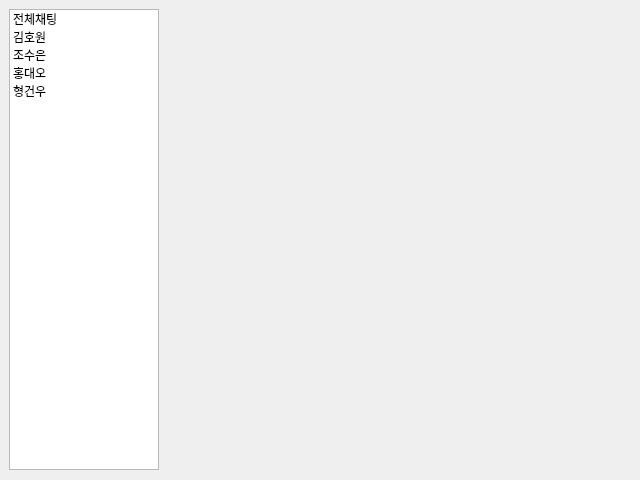
This is DentixServer/chatlogform.ui in sueun-jo/2ndmini_dentix as Qt 5 draws it before an edit. The edited form follows.
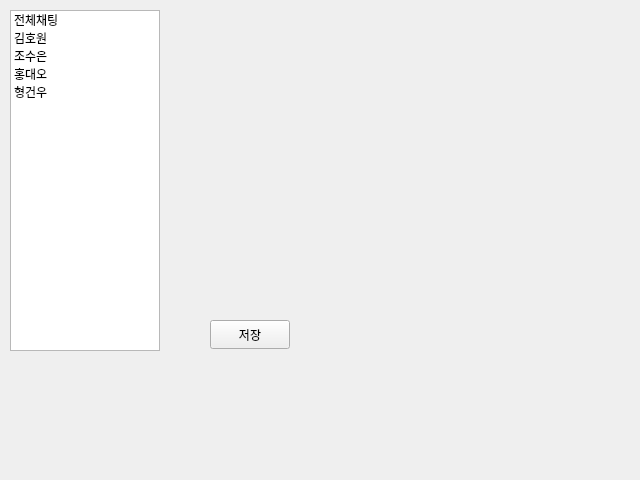
This is the edited form.

```diff
--- a/DentixServer/chatlogform.ui
+++ b/DentixServer/chatlogform.ui
@@ -13,11 +13,24 @@
   <property name="windowTitle">
    <string>Form</string>
   </property>
+  <widget class="QPushButton" name="saveButton">
+   <property name="geometry">
+    <rect>
+     <x>210</x>
+     <y>320</y>
+     <width>80</width>
+     <height>29</height>
+    </rect>
+   </property>
+   <property name="text">
+    <string>저장</string>
+   </property>
+  </widget>
   <widget class="QLabel" name="chatTitle">
    <property name="geometry">
     <rect>
-     <x>166</x>
-     <y>10</y>
+     <x>170</x>
+     <y>20</y>
      <width>461</width>
      <height>20</height>
     </rect>
@@ -26,18 +39,15 @@
     <string/>
    </property>
   </widget>
-  <widget class="QWidget" name="">
-   <property name="geometry">
-    <rect>
-     <x>9</x>
-     <y>9</y>
-     <width>621</width>
-     <height>461</height>
-    </rect>
-   </property>
-   <layout class="QGridLayout" name="gridLayout">
-    <item row="0" column="0">
      <widget class="QListWidget" name="logList">
+   <property name="geometry">
+    <rect>
+     <x>10</x>
+     <y>10</y>
+     <width>150</width>
+     <height>341</height>
+    </rect>
+   </property>
       <property name="sizePolicy">
        <sizepolicy hsizetype="Maximum" vsizetype="Expanding">
         <horstretch>0</horstretch>
@@ -76,14 +86,17 @@
        </property>
       </item>
      </widget>
-    </item>
-    <item row="0" column="1">
      <widget class="QStackedWidget" name="logStacked">
+   <property name="geometry">
+    <rect>
+     <x>196</x>
+     <y>80</y>
+     <width>361</width>
+     <height>221</height>
+    </rect>
+   </property>
       <widget class="QWidget" name="page"/>
       <widget class="QWidget" name="page_2"/>
-     </widget>
-    </item>
-   </layout>
   </widget>
  </widget>
  <resources/>
```
Lines whose indentation alone changed are shown as unchanged.
